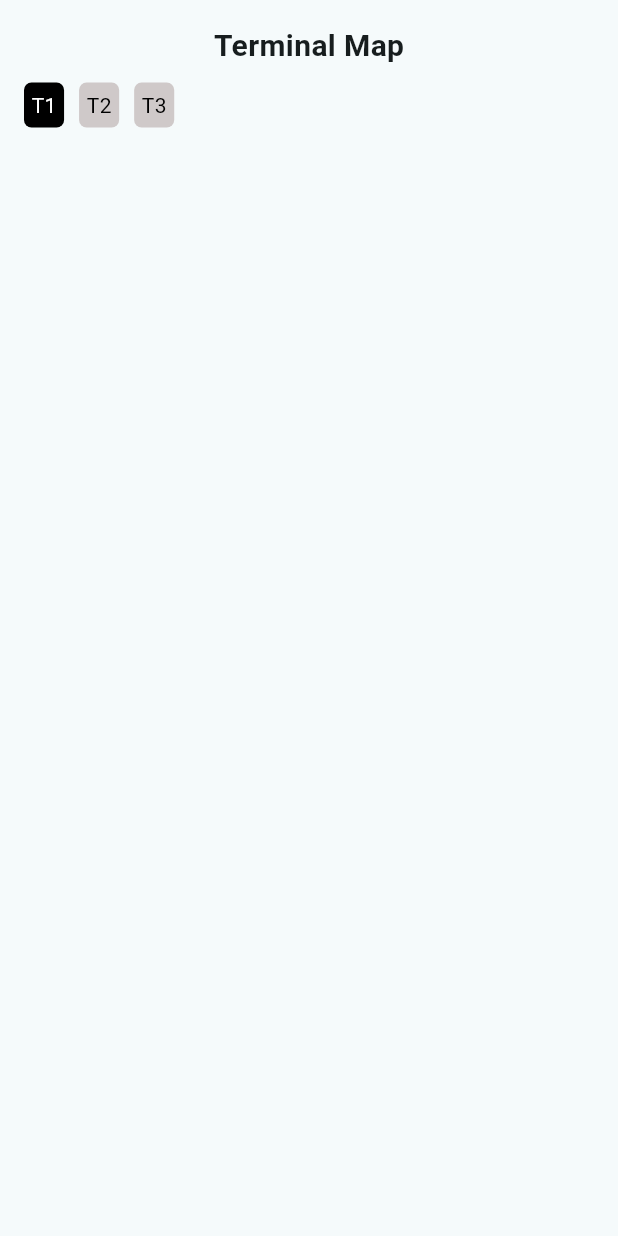
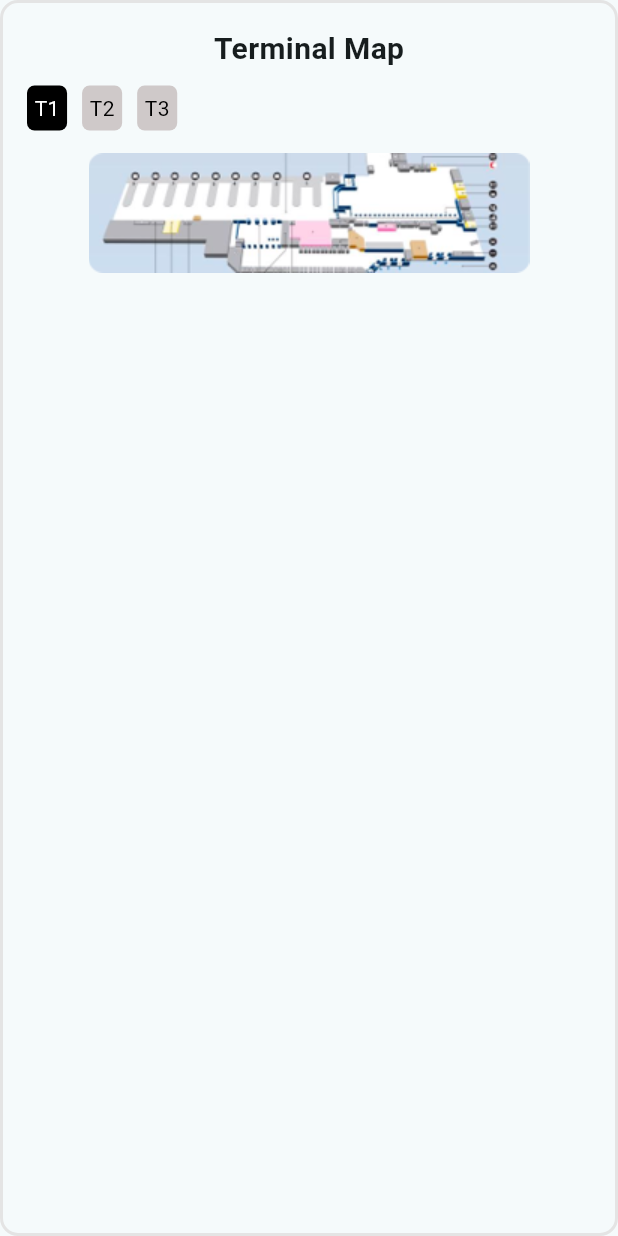
Before and after one commit to GeekyVed/HavaHavai_test, a Flutter app: the TerminalMap widget shown alone on an empty page, opened directly, on a phone screen of 412 x 824 dp. Run offline on Flutter 3.47's test engine with Material 3 defaults, Android fonts, the phone set to English and light mode, and no system bars; Roboto replaces fonts that are missing (UberMove-Bold).

```diff
--- a/havahavai/lib/widgets/airport_screen/taxi_service.dart
+++ b/havahavai/lib/widgets/airport_screen/taxi_service.dart
@@ -38,13 +38,13 @@ class TaxiService extends StatelessWidget {
                 _buildServiceButton(
                     image: 'lib/assets/logo/uber.jpg', text: 'Uber'),
                 _buildServiceButton(
-                    image: 'lib/assets/logo/careem.png', text: 'Careem'),
+                    image: 'lib/assets/logo/careem.jpg', text: 'Careem'),
                 _buildServiceButton(
-                    image: 'lib/assets/logo/yango.png', text: 'Yango'),
+                    image: 'lib/assets/logo/yango.jpg', text: 'Yango'),
               ],
             ),
             _buildServiceButton(
-                image: 'lib/assets/logo/blacklane.png', text: 'Yango'),
+                image: 'lib/assets/logo/blacklane.jpg', text: 'Yango'),
           ],
         ),
       ),
--- a/havahavai/lib/widgets/airport_screen/terminal_map.dart
+++ b/havahavai/lib/widgets/airport_screen/terminal_map.dart
@@ -4,7 +4,15 @@ class TerminalMap extends StatelessWidget {
   const TerminalMap({super.key});
   @override
   Widget build(BuildContext context) {
-    return Padding(
+    return Container(
+      decoration: BoxDecoration(
+        border: Border.all(
+          color: const Color(0xffE4E4E4),
+          width: 2.0,
+        ),
+        borderRadius: BorderRadius.circular(12.0),
+      ),
+      child: Padding(
         padding: const EdgeInsets.all(16.0),
         child: Column(
           children: [
@@ -26,10 +34,10 @@ class TerminalMap extends StatelessWidget {
               ],
             ),
             const SizedBox(height: 15),
-          // Image.asset(img),
-
+            Image.asset('lib/assets/images/terminalmap.png'),
             const SizedBox(height: 20.0),
           ],
+        ),
       ),
     );
   }
--- a/havahavai/pubspec.yaml
+++ b/havahavai/pubspec.yaml
@@ -62,9 +62,9 @@ flutter:
   assets:
     - lib/assets/walpapers/dubai_airport.jpg
     - lib/assets/logo/uber.jpg
-    - lib/assets/logo/careem.png
-    - lib/assets/logo/blacklane.png
-    - lib/assets/logo/yango.png
+    - lib/assets/logo/careem.jpg
+    - lib/assets/logo/blacklane.jpg
+    - lib/assets/logo/yango.jpg
     - lib/assets/images/terminalmap.png
 
   # An image asset can refer to one or more resolution-specific "variants", see
```
Also changed, not shown: havahavai/lib/assets/logo/blacklane.jpg (added), havahavai/lib/assets/logo/blacklane.png (deleted), havahavai/lib/assets/logo/careem.jpg (added), havahavai/lib/assets/logo/careem.png (deleted), havahavai/lib/assets/logo/yango.jpg (added), havahavai/lib/assets/logo/yango.png (deleted), 1 other file. Lines whose indentation alone changed are shown as unchanged.
